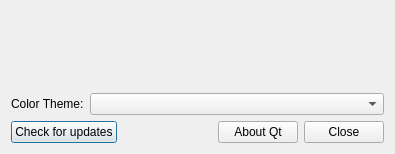
Old version of the form share/pupgui2/ui/pupgui2_aboutdialog.ui in the repository DavidoTek/ProtonUp-Qt.
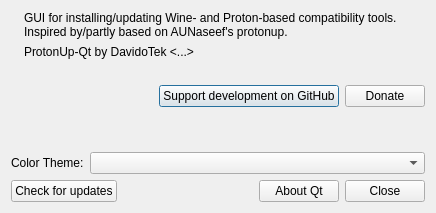
New version of the form.

Commit message: Improve about dialog

What changed in the file:
```diff
--- a/share/pupgui2/ui/pupgui2_aboutdialog.ui
+++ b/share/pupgui2/ui/pupgui2_aboutdialog.ui
@@ -6,8 +6,8 @@
    <rect>
     <x>0</x>
     <y>0</y>
-    <width>395</width>
-    <height>154</height>
+    <width>436</width>
+    <height>213</height>
    </rect>
   </property>
   <property name="windowTitle">
@@ -33,12 +33,58 @@
       </widget>
      </item>
      <item>
-      <widget class="QLabel" name="lblAboutText">
+      <layout class="QVBoxLayout" name="verticalLayout_2">
+       <item>
+        <widget class="QLabel" name="lblAbout1">
+         <property name="text">
+          <string>&lt;html&gt;&lt;head/&gt;&lt;body&gt;&lt;p&gt;GUI for installing/updating Wine- and Proton-based compatibility tools.&lt;br/&gt;Inspired by/partly based on AUNaseef's protonup.&lt;/p&gt;&lt;/body&gt;&lt;/html&gt;</string>
+         </property>
+        </widget>
+       </item>
+       <item>
+        <widget class="QLabel" name="lblAboutVersion">
+         <property name="text">
+          <string notr="true">ProtonUp-Qt by DavidoTek &lt;...&gt;</string>
+         </property>
+        </widget>
+       </item>
+       <item>
+        <widget class="QLabel" name="lblAboutTranslator">
+         <property name="text">
+          <string notr="true"/>
+         </property>
+        </widget>
+       </item>
+      </layout>
+     </item>
+    </layout>
+   </item>
+   <item>
+    <layout class="QHBoxLayout" name="horizontalLayout_3">
+     <item>
+      <spacer name="horizontalSpacer_2">
+       <property name="orientation">
+        <enum>Qt::Horizontal</enum>
+       </property>
+       <property name="sizeHint" stdset="0">
+        <size>
+         <width>40</width>
+         <height>20</height>
+        </size>
+       </property>
+      </spacer>
+     </item>
+     <item>
+      <widget class="QPushButton" name="btnGitHub">
        <property name="text">
-        <string/>
+        <string>Support development on GitHub</string>
        </property>
-       <property name="alignment">
-        <set>Qt::AlignLeading|Qt::AlignLeft|Qt::AlignTop</set>
+      </widget>
+     </item>
+     <item>
+      <widget class="QPushButton" name="btnDonate">
+       <property name="text">
+        <string notr="true">Donate</string>
        </property>
       </widget>
      </item>
```
The commit also changes 3 other files.
